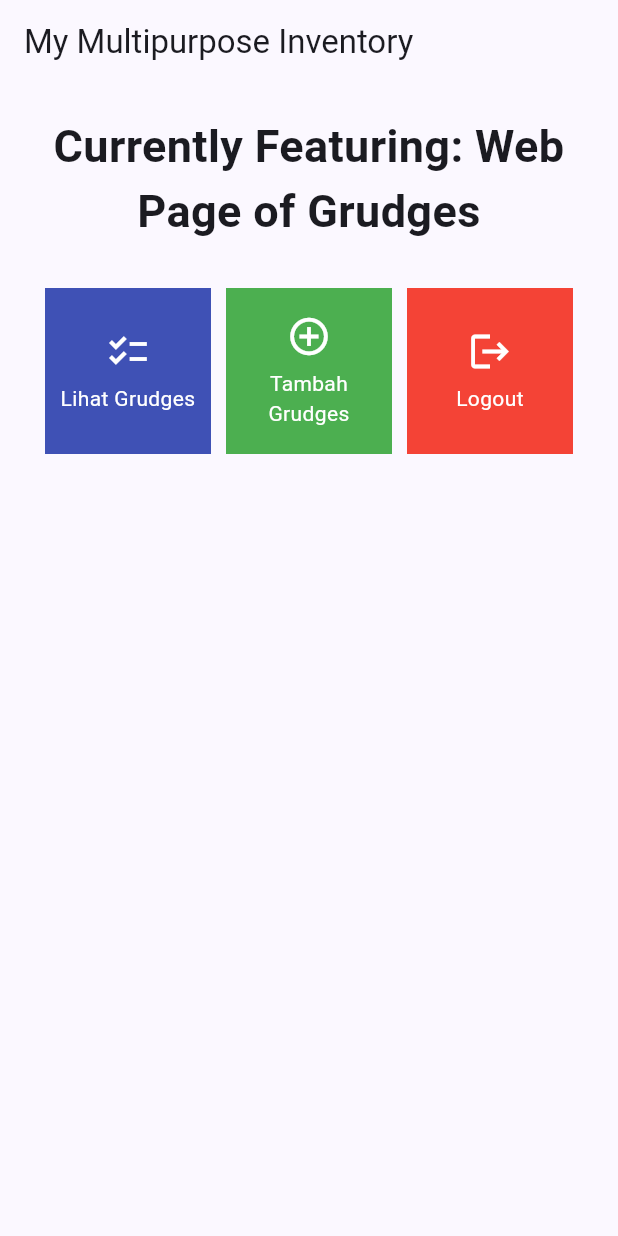
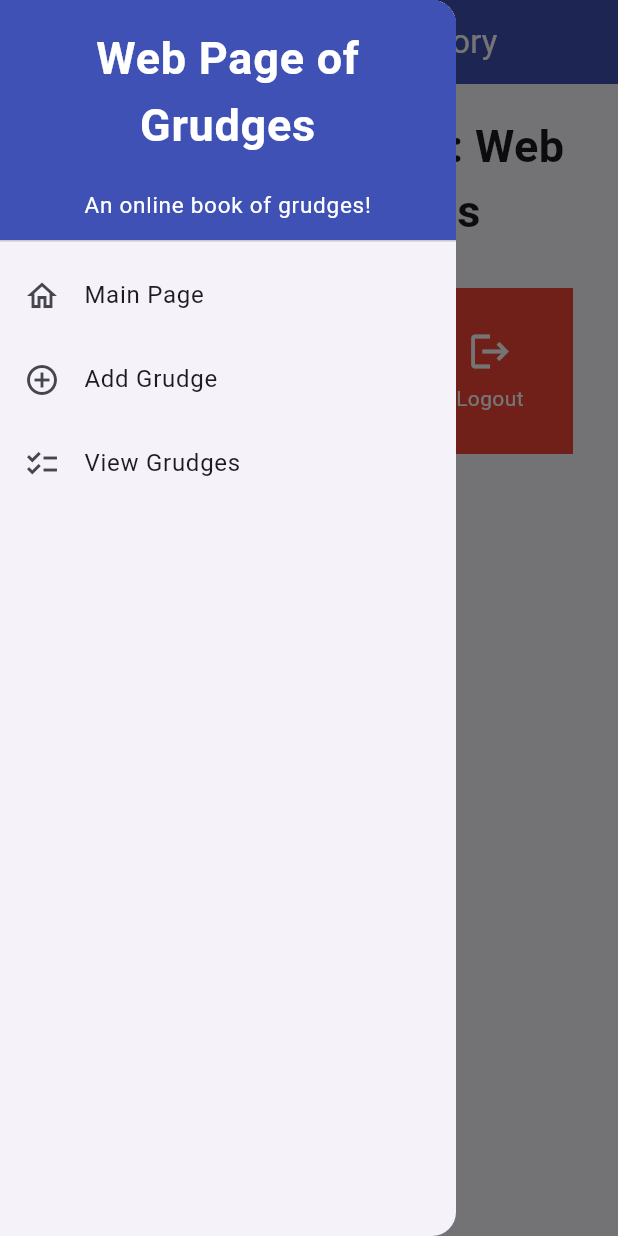
Before and after one commit to Yumeausealot/my-multipurpose-inventory, a Flutter app: the screen it shows after launch, with the side drawer open (before the commit the screen has no drawer), on a phone screen of 412 x 824 dp. Run offline on Flutter 3.47's test engine with Material 2 defaults, Android fonts, the phone set to English and light mode, and no system bars.

Commit message:
tugas 8 selesai

```diff
--- /dev/null
+++ b/lib/grudge_data.dart
@@ -0,0 +1,3 @@
+class GrudgeData {
+  static List<Map<String, dynamic>> grudges = [];
+}
--- a/lib/main.dart
+++ b/lib/main.dart
@@ -1,5 +1,5 @@
 import 'package:flutter/material.dart';
-import 'package:my_multipurpose_inventory/menu.dart';
+import 'package:my_multipurpose_inventory/screens/menu.dart';
 
 void main() {
   runApp(const MyApp());
--- a/lib/menu.dart
+++ /dev/null
@@ -1,111 +0,0 @@
-import 'package:flutter/material.dart';
-
-class MyHomePage extends StatelessWidget {
-    MyHomePage({Key? key}) : super(key: key);
-    final List<GrudgesItem> items = [
-      GrudgesItem("Lihat Grudges", Icons.checklist, Colors.indigo),
-      GrudgesItem("Tambah Grudges", Icons.add_circle_outline, Colors.green),
-      GrudgesItem("Logout", Icons.logout, Colors.red),
-    ];
-
-    @override
-    Widget build(BuildContext context) {
-        return Scaffold(
-      appBar: AppBar(
-        title: const Text(
-          'My Multipurpose Inventory',
-        ),
-      ),
-      body: SingleChildScrollView(
-        // Widget wrapper yang dapat discroll
-        child: Padding(
-          padding: const EdgeInsets.all(10.0), // Set padding dari halaman
-          child: Column(
-            // Widget untuk menampilkan children secara vertikal
-            children: <Widget>[
-              const Padding(
-                padding: EdgeInsets.only(top: 10.0, bottom: 10.0),
-                // Widget Text untuk menampilkan tulisan dengan alignment center dan style yang sesuai
-                child: Text(
-                  'Currently Featuring: Web Page of Grudges', // Text yang menandakan toko
-                  textAlign: TextAlign.center,
-                  style: TextStyle(
-                    fontSize: 30,
-                    fontWeight: FontWeight.bold,
-                  ),
-                ),
-              ),
-              // Grid layout
-              GridView.count(
-                // Container pada card kita.
-                primary: true,
-                padding: const EdgeInsets.all(20),
-                crossAxisSpacing: 10,
-                mainAxisSpacing: 10,
-                crossAxisCount: 3,
-                shrinkWrap: true,
-                children: items.map((GrudgesItem item) {
-                  // Iterasi untuk setiap item
-                  return GrudgesCard(item);
-                }).toList(),
-              ),
-            ],
-          ),
-        ),
-      ),
-    );
-    }
-}
-
-class GrudgesItem {
-  final String name;
-  final IconData icon;
-  final Color color;
-
-  GrudgesItem(this.name, this.icon, this.color);
-}
-
-class GrudgesCard extends StatelessWidget {
-  final GrudgesItem item;
-
-  const GrudgesCard(this.item, {super.key}); // Constructor
-
-  @override
-  Widget build(BuildContext context) {
-    return Material(
-      color: item.color,
-      child: InkWell(
-        // Area responsive terhadap sentuhan
-        onTap: () {
-          // Memunculkan SnackBar ketika diklik
-          ScaffoldMessenger.of(context)
-            ..hideCurrentSnackBar()
-            ..showSnackBar(SnackBar(
-                content: Text("Kamu telah menekan tombol ${item.name}!")));
-        },
-        child: Container(
-          // Container untuk menyimpan Icon dan Text
-          padding: const EdgeInsets.all(8),
-          child: Center(
-            child: Column(
-              mainAxisAlignment: MainAxisAlignment.center,
-              children: [
-                Icon(
-                  item.icon,
-                  color: Colors.white,
-                  size: 30.0,
-                ),
-                const Padding(padding: EdgeInsets.all(3)),
-                Text(
-                  item.name,
-                  textAlign: TextAlign.center,
-                  style: const TextStyle(color: Colors.white),
-                ),
-              ],
-            ),
-          ),
-        ),
-      ),
-    );
-  }
-}
--- /dev/null
+++ b/lib/screens/menu.dart
@@ -0,0 +1,63 @@
+import 'package:flutter/material.dart';
+import 'package:my_multipurpose_inventory/widgets/left_drawer.dart';
+import 'package:my_multipurpose_inventory/widgets/inventory_card.dart';
+
+class MyHomePage extends StatelessWidget {
+  MyHomePage({Key? key}) : super(key: key);
+  final List<GrudgesItem> items = [
+    GrudgesItem("View Grudges", Icons.checklist, Colors.indigo),
+    GrudgesItem("Add Grudge", Icons.add_circle_outline, Colors.green),
+    GrudgesItem("Logout", Icons.logout, Colors.red),
+  ];
+
+  @override
+  Widget build(BuildContext context) {
+    return Scaffold(
+      appBar: AppBar(
+        title: const Text(
+          'My Multipurpose Inventory',
+        ),
+        backgroundColor: Colors.indigo,
+        foregroundColor: Colors.white,
+      ),
+      drawer: const LeftDrawer(),
+      body: SingleChildScrollView(
+        // Widget wrapper yang dapat discroll
+        child: Padding(
+          padding: const EdgeInsets.all(10.0), // Set padding dari halaman
+          child: Column(
+            // Widget untuk menampilkan children secara vertikal
+            children: <Widget>[
+              const Padding(
+                padding: EdgeInsets.only(top: 10.0, bottom: 10.0),
+                // Widget Text untuk menampilkan tulisan dengan alignment center dan style yang sesuai
+                child: Text(
+                  'Currently Featuring: Web Page of Grudges', // Text yang menandakan toko
+                  textAlign: TextAlign.center,
+                  style: TextStyle(
+                    fontSize: 30,
+                    fontWeight: FontWeight.bold,
+                  ),
+                ),
+              ),
+              // Grid layout
+              GridView.count(
+                // Container pada card kita.
+                primary: true,
+                padding: const EdgeInsets.all(20),
+                crossAxisSpacing: 10,
+                mainAxisSpacing: 10,
+                crossAxisCount: 3,
+                shrinkWrap: true,
+                children: items.map((GrudgesItem item) {
+                  // Iterasi untuk setiap item
+                  return GrudgesCard(item);
+                }).toList(),
+              ),
+            ],
+          ),
+        ),
+      ),
+    );
+  }
+}
--- /dev/null
+++ b/lib/screens/show_inventory.dart
@@ -0,0 +1,56 @@
+import 'package:flutter/material.dart';
+import 'package:my_multipurpose_inventory/grudge_data.dart';
+import 'package:my_multipurpose_inventory/widgets/left_drawer.dart';
+
+class ShowInventoryPage extends StatelessWidget {
+
+
+  @override
+  Widget build(BuildContext context) {
+    return Scaffold(
+      appBar: AppBar(
+        title: const Text(
+          'Grudges List'
+          ),
+        backgroundColor: Colors.indigo,
+        foregroundColor: Colors.white,
+      ),
+      drawer: const LeftDrawer(),
+      body: FutureBuilder<List<Map<String, dynamic>>>(
+        future: Future.value(GrudgeData.grudges),
+        builder: (context, snapshot) {
+          if (snapshot.connectionState == ConnectionState.waiting) {
+            return const CircularProgressIndicator();
+          }
+          else if (snapshot.hasError) {
+            return const Text('Error loading data');
+          }
+          else if (!snapshot.hasData || snapshot.data!.isEmpty) {
+            return const Text('No grudges found');
+          }
+          else {
+            List<Map<String, dynamic>> grudges = snapshot.data!;
+            return DataTable(
+              columns: [
+                DataColumn(label: Text('Name')),
+                DataColumn(label: Text('Amount')),
+                DataColumn(label: Text('Description')),
+              ],
+              rows: grudges
+                  .map(
+                    (grudge) => DataRow(
+                      cells: [
+                        DataCell(Text(grudge['name'].toString())),
+                        DataCell(Text(grudge['amount'].toString())),
+                        DataCell(Text(grudge['description'].toString())),
+                      ],
+                    ),
+                  )
+                  .toList(),
+            );
+          }
+        },
+      ),
+    );
+  }
+}
--- /dev/null
+++ b/lib/widgets/inventory_card.dart
@@ -0,0 +1,66 @@
+import 'package:flutter/material.dart';
+import 'package:my_multipurpose_inventory/screens/inventorylist_form.dart';
+import 'package:my_multipurpose_inventory/screens/show_inventory.dart';
+
+class GrudgesItem {
+  final String name;
+  final IconData icon;
+  final Color color;
+
+  GrudgesItem(this.name, this.icon, this.color);
+}
+
+class GrudgesCard extends StatelessWidget {
+  final GrudgesItem item;
+
+  const GrudgesCard(this.item, {super.key}); // Constructor
+
+  @override
+  Widget build(BuildContext context) {
+    return Material(
+      color: item.color,
+      child: InkWell(
+        // Area responsive terhadap sentuhan
+        onTap: () {
+          // Memunculkan SnackBar ketika diklik
+          ScaffoldMessenger.of(context)
+            ..hideCurrentSnackBar()
+            ..showSnackBar(SnackBar(
+                content: Text("You have pushed the ${item.name} button!")));
+
+          // Navigate ke route yang sesuai (tergantung jenis tombol)
+          if (item.name == "Add Grudge") {
+            Navigator.push(context,
+              MaterialPageRoute(builder: (context) => const InventoryFormPage()));
+          }
+          else if (item.name == "View Grudges") {
+            Navigator.push(context,
+              MaterialPageRoute(builder: (context) => ShowInventoryPage()));
+          }
+        },
+        child: Container(
+          // Container untuk menyimpan Icon dan Text
+          padding: const EdgeInsets.all(8),
+          child: Center(
+            child: Column(
+              mainAxisAlignment: MainAxisAlignment.center,
+              children: [
+                Icon(
+                  item.icon,
+                  color: Colors.white,
+                  size: 30.0,
+                ),
+                const Padding(padding: EdgeInsets.all(3)),
+                Text(
+                  item.name,
+                  textAlign: TextAlign.center,
+                  style: const TextStyle(color: Colors.white),
+                ),
+              ],
+            ),
+          ),
+        ),
+      ),
+    );
+  }
+}
--- /dev/null
+++ b/lib/widgets/left_drawer.dart
@@ -0,0 +1,82 @@
+import 'package:flutter/material.dart';
+import 'package:my_multipurpose_inventory/screens/menu.dart';
+import 'package:my_multipurpose_inventory/screens/inventorylist_form.dart';
+import 'package:my_multipurpose_inventory/screens/show_inventory.dart';
+
+class LeftDrawer extends StatelessWidget {
+  const LeftDrawer({super.key});
+
+  @override
+  Widget build(BuildContext context) {
+    return Drawer(
+      child: ListView(
+        children: [
+          const DrawerHeader(
+            decoration: BoxDecoration(
+              color: Colors.indigo,
+            ),
+            child: Column(
+              children: [
+                Text(
+                  'Web Page of Grudges',
+                  textAlign: TextAlign.center,
+                  style: TextStyle(
+                    fontSize: 30,
+                    fontWeight: FontWeight.bold,
+                    color: Colors.white,
+                  ),
+                ),
+                Padding(padding: EdgeInsets.all(10)),
+                Text("An online book of grudges!",
+                  textAlign: TextAlign.center,
+                  style: TextStyle(
+                    fontSize: 15,
+                    fontWeight: FontWeight.normal,
+                    color: Colors.white,
+                  ),
+                ),
+              ],
+            ),
+          ),
+          ListTile(
+            leading: const Icon(Icons.home_outlined),
+            title: const Text('Main Page'),
+            // Bagian redirection ke MyHomePage
+            onTap: () {
+              Navigator.pushReplacement(
+                  context,
+                  MaterialPageRoute(
+                    builder: (context) => MyHomePage(),
+                  ));
+            },
+          ),
+          ListTile(
+            leading: const Icon(Icons.add_circle_outline),
+            title: const Text('Add Grudge'),
+            // Bagian redirection ke ShopFormPage
+            onTap: () {
+              Navigator.pushReplacement(
+                context,
+                MaterialPageRoute(
+                  builder: (context) => const InventoryFormPage(),
+                )
+              );
+            },
+          ),
+          ListTile(
+            leading: const Icon(Icons.checklist),
+            title: const Text('View Grudges'),
+            onTap: () {
+              Navigator.pushReplacement(
+                context,
+                MaterialPageRoute(
+                  builder: (context) => ShowInventoryPage(),
+                ),
+              );
+            },
+          ),
+        ],
+      ),
+    );
+  }
+}
--- a/pubspec.yaml
+++ b/pubspec.yaml
@@ -30,7 +30,6 @@ environment:
 dependencies:
   flutter:
     sdk: flutter
-
 
   # The following adds the Cupertino Icons font to your application.
   # Use with the CupertinoIcons class for iOS style icons.
```
Also changed, not shown: lib/screens/inventorylist_form.dart (added, +168 -0 lines), 1 other file.
